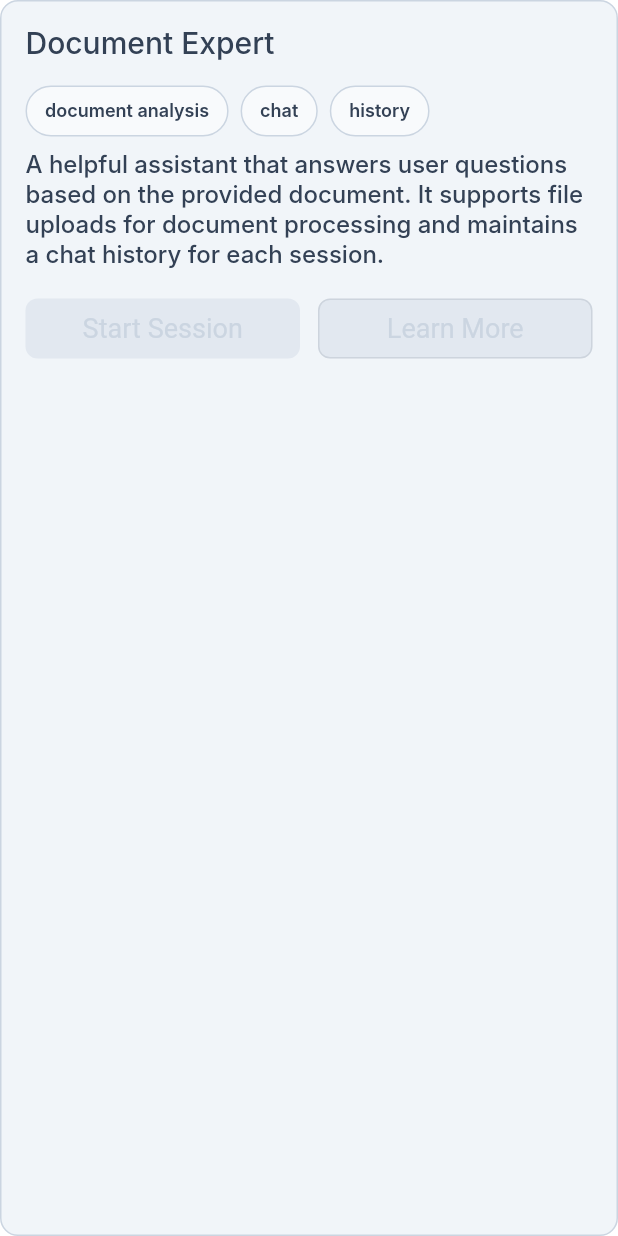
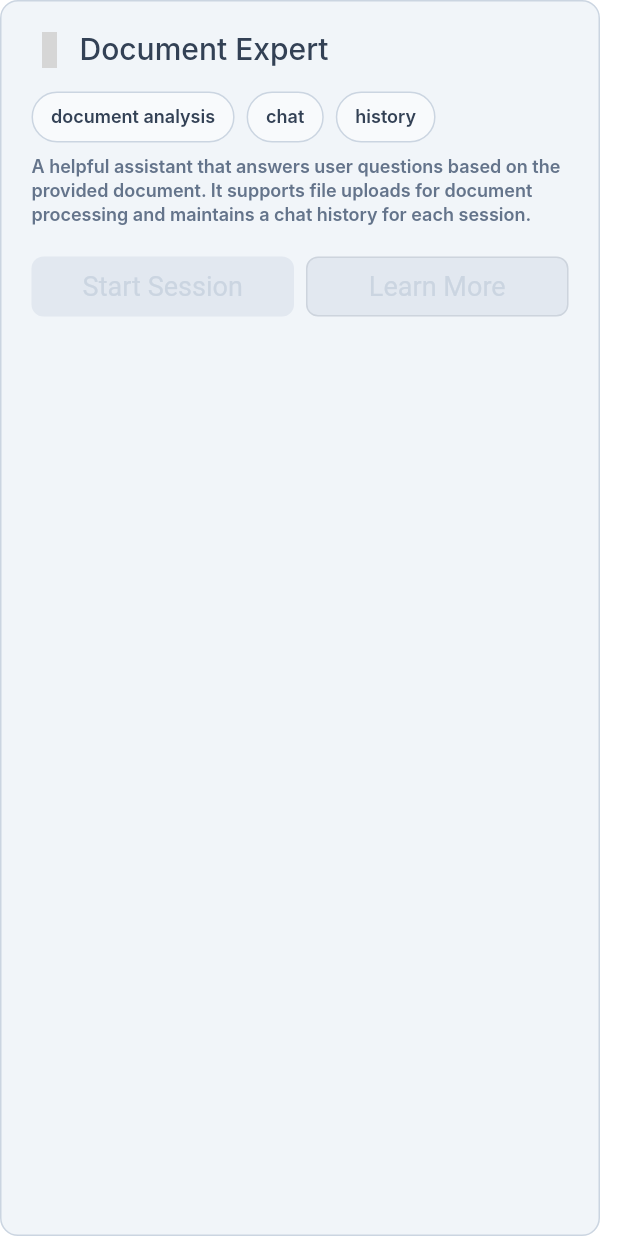
Before and after one commit to arithmic/nasiko_ui, a Flutter app: the NasikoCard widget shown alone on an empty page, opened directly, on a phone screen of 412 x 824 dp. Run offline on Flutter 3.47's test engine with Material 3 defaults, Android fonts, the phone set to English and light mode, and no system bars; our stand-ins replace hugeicons; Roboto replaces fonts that are missing (Chivo Mono, Inter); grey boxes are pictures that could not be loaded.

Commit message:
Card component updated

```diff
--- a/example/lib/main.dart
+++ b/example/lib/main.dart
@@ -884,7 +884,9 @@ class ExampleHomePage extends StatelessWidget {
 
   Widget _buildCardsExample(BuildContext context) {
     return NasikoCard(
+      width: 400,
       title: 'Document Expert',
+      titleIcon: HugeIcon(icon: HugeIcons.strokeRoundedDocumentCode),
       tags: ['document analysis', 'chat', 'history'],
       subtitle:
           'A helpful assistant that answers user questions based on the provided document. It supports file uploads for document processing and maintains a chat history for each session.',
--- a/lib/src/components/card/card.dart
+++ b/lib/src/components/card/card.dart
@@ -18,7 +18,7 @@ import 'package:nasiko_ui/src/tokens/tokens.dart';
 /// NasikoCard(
 ///   image: Image.network('https://example.com/image.jpg'),
 ///   badgeLabel: 'New',
-///   titleIcon: Icons.settings,
+///   titleIcon: Icon(Icons.settings), // or Image.network() or Image.asset()
 ///   title: 'Card Title',
 ///   tags: ['Tag 1', 'Tag 2', 'Tag 3'],
 ///   subtitle: 'This is a good card.',
@@ -41,9 +41,11 @@ class NasikoCard extends StatefulWidget {
     this.description,
     this.primaryButtonLabel,
     this.primaryButtonIcon,
+    this.primaryButtonTrailingIcon,
     this.onPrimaryPressed,
     this.secondaryButtonLabel,
     this.secondaryButtonIcon,
+    this.secondaryButtonTrailingIcon,
     this.onSecondaryPressed,
     this.disabledButtonLabel,
     this.enabled = true,
@@ -57,8 +59,9 @@ class NasikoCard extends StatefulWidget {
   /// Optional badge label (e.g., "New") displayed in top-right corner of the image.
   final String? badgeLabel;
 
-  /// Optional icon displayed before the title.
-  final IconData? titleIcon;
+  /// Optional icon or image widget displayed before the title.
+  /// Can be an Icon, Image.network, Image.asset, or any other widget.
+  final Widget? titleIcon;
 
   /// The main title text of the card.
   final String title;
@@ -78,6 +81,9 @@ class NasikoCard extends StatefulWidget {
   /// Optional leading icon for the primary button.
   final IconData? primaryButtonIcon;
 
+  /// Optional trailing icon for the primary button.
+  final IconData? primaryButtonTrailingIcon;
+
   /// Callback when the primary button is pressed.
   final VoidCallback? onPrimaryPressed;
 
@@ -86,6 +92,9 @@ class NasikoCard extends StatefulWidget {
 
   /// Optional leading icon for the secondary button.
   final IconData? secondaryButtonIcon;
+
+  /// Optional trailing icon for the secondary button.
+  final IconData? secondaryButtonTrailingIcon;
 
   /// Callback when the secondary button is pressed.
   final VoidCallback? onSecondaryPressed;
@@ -121,6 +130,7 @@ class _NasikoCardState extends State<NasikoCard> {
 
     Widget cardContent = Container(
       width: widget.width,
+      padding: EdgeInsets.all(spacing.s20),
       decoration: BoxDecoration(
         color: colors.backgroundSurface,
         borderRadius: BorderRadius.circular(radii.r12),
@@ -149,9 +159,7 @@ class _NasikoCardState extends State<NasikoCard> {
             if (widget.image != null) _buildImageSection(context),
 
             // Content Section
-            Padding(
-              padding: EdgeInsets.all(spacing.s16),
-              child: Column(
+            Column(
               crossAxisAlignment: CrossAxisAlignment.start,
               children: [
                 // Title Row
@@ -168,8 +176,8 @@ class _NasikoCardState extends State<NasikoCard> {
                   SizedBox(height: spacing.s8),
                   Text(
                     widget.subtitle!,
-                      style: typography.bodySecondaryBold.copyWith(
-                        color: colors.foregroundPrimary,
+                    style: typography.bodyTertiaryBold.copyWith(
+                      color: colors.foregroundSecondary,
                     ),
                   ),
                 ],
@@ -179,10 +187,10 @@ class _NasikoCardState extends State<NasikoCard> {
                   SizedBox(height: spacing.s8),
                   Text(
                     widget.description!,
-                      style: typography.bodySecondary.copyWith(
-                        color: colors.foregroundSecondary,
+                    style: typography.bodyTertiary.copyWith(
+                      color: colors.foregroundPrimary,
                     ),
-                      maxLines: 2,
+                    maxLines: 3,
                     overflow: TextOverflow.ellipsis,
                   ),
                 ],
@@ -193,7 +201,6 @@ class _NasikoCardState extends State<NasikoCard> {
                   _buildActionButtons(context),
                 ],
               ],
-              ),
             ),
           ],
         ),
@@ -278,10 +285,10 @@ class _NasikoCardState extends State<NasikoCard> {
     return Row(
       children: [
         if (widget.titleIcon != null) ...[
-          Icon(
-            widget.titleIcon,
-            size: iconSizes.m,
-            color: colors.foregroundIconPrimary,
+          SizedBox(
+            width: iconSizes.m,
+            height: iconSizes.m,
+            child: widget.titleIcon,
           ),
           SizedBox(width: spacing.s8),
         ],
@@ -342,18 +349,20 @@ class _NasikoCardState extends State<NasikoCard> {
               onPressed: widget.enabled ? widget.onPrimaryPressed : null,
               label: widget.primaryButtonLabel!,
               leadingIcon: widget.primaryButtonIcon,
+              trailingIcon: widget.primaryButtonTrailingIcon,
               size: NasikoButtonSize.small,
             ),
           ),
         if (widget.primaryButtonLabel != null &&
             widget.secondaryButtonLabel != null)
-          SizedBox(width: spacing.s12),
+          SizedBox(width: spacing.s8),
         if (widget.secondaryButtonLabel != null)
           Expanded(
             child: SecondaryButton(
               onPressed: widget.enabled ? widget.onSecondaryPressed : null,
               label: widget.secondaryButtonLabel!,
               leadingIcon: widget.secondaryButtonIcon,
+              trailingIcon: widget.secondaryButtonTrailingIcon,
               size: NasikoButtonSize.small,
             ),
           ),
```
Lines whose indentation alone changed are shown as unchanged.
